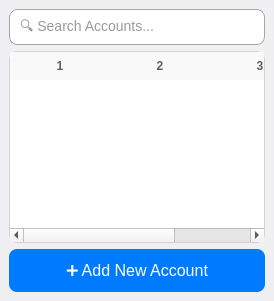
First picture: the form in otp_window.ui, repository olejatorqq/otp-mfa, before the edit.
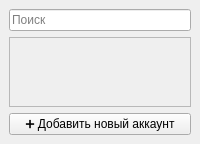
Second picture: the form after the edit.

Diff of the .ui file:
```diff
--- a/otp_window.ui
+++ b/otp_window.ui
@@ -3,92 +3,33 @@
  <class>OTPWindow</class>
  <widget class="QMainWindow" name="OTPWindow">
   <property name="windowTitle">
-   <string>OTP Generator</string>
-  </property>
-  <property name="styleSheet">
-   <string>
-    QMainWindow {
-        background-color: #F0F0F3;
-    }
-    QLineEdit {
-        border: 1px solid #A6A6A6;
-        border-radius: 8px;
-        padding: 8px;
-        font-size: 14px;
-        background-color: #FFFFFF;
-        color: #333333;
-    }
-    QPushButton {
-        background-color: #007AFF;
-        color: white;
-        border-radius: 8px;
-        padding: 12px;
-        font-size: 16px;
-    }
-    QPushButton:hover {
-        background-color: #005BB5;
-    }
-    QTableWidget {
-        border: 1px solid #D3D3D3;
-        border-radius: 8px;
-        font-size: 14px;
-        background-color: #FFFFFF;
-    }
-    QTableWidget::item {
-        padding: 8px;
-    }
-    QTableWidget::item:selected {
-        background-color: #D1E8FF;
-        color: #005BB5;
-    }
-    QHeaderView::section {
-        background-color: #F9F9F9;
-        color: #606060;
-        font-weight: bold;
-        border: none;
-        padding: 5px;
-    }
-   </string>
+   <string>Генератор OTP</string>
   </property>
   <widget class="QWidget" name="centralwidget">
    <layout class="QVBoxLayout" name="verticalLayout">
     <item>
      <widget class="QLineEdit" name="searchLineEdit">
       <property name="placeholderText">
-       <string>🔍 Search Accounts...</string>
+       <string>Поиск</string>
       </property>
      </widget>
     </item>
     <item>
-     <widget class="QTableWidget" name="accountsTableWidget">
-      <property name="columnCount">
-       <number>3</number>
-      </property>
-      <property name="horizontalHeaderLabels">
-       <stringlist>
-        <string>Name</string>
-        <string>OTP Code</string>
-        <string>Time Left</string>
-       </stringlist>
-      </property>
-      <property name="selectionBehavior">
-       <enum>QAbstractItemView::SelectRows</enum>
-      </property>
-      <property name="selectionMode">
-       <enum>QAbstractItemView::SingleSelection</enum>
-      </property>
-      <property name="showGrid">
-       <bool>false</bool>
-      </property>
-      <property name="alternatingRowColors">
+     <widget class="QScrollArea" name="accountsScrollArea">
+      <property name="widgetResizable">
        <bool>true</bool>
       </property>
+      <widget class="QWidget" name="accountsWidget">
+       <layout class="QVBoxLayout" name="accountsLayout">
+        <!-- Account widgets will be added here programmatically -->
+       </layout>
+      </widget>
      </widget>
     </item>
     <item>
      <widget class="QPushButton" name="addButton">
       <property name="text">
-       <string>➕ Add New Account</string>
+       <string>➕ Добавить новый аккаунт</string>
       </property>
      </widget>
     </item>
```
Left out of the diff: 2 changed lines with no effect on the pictures.
